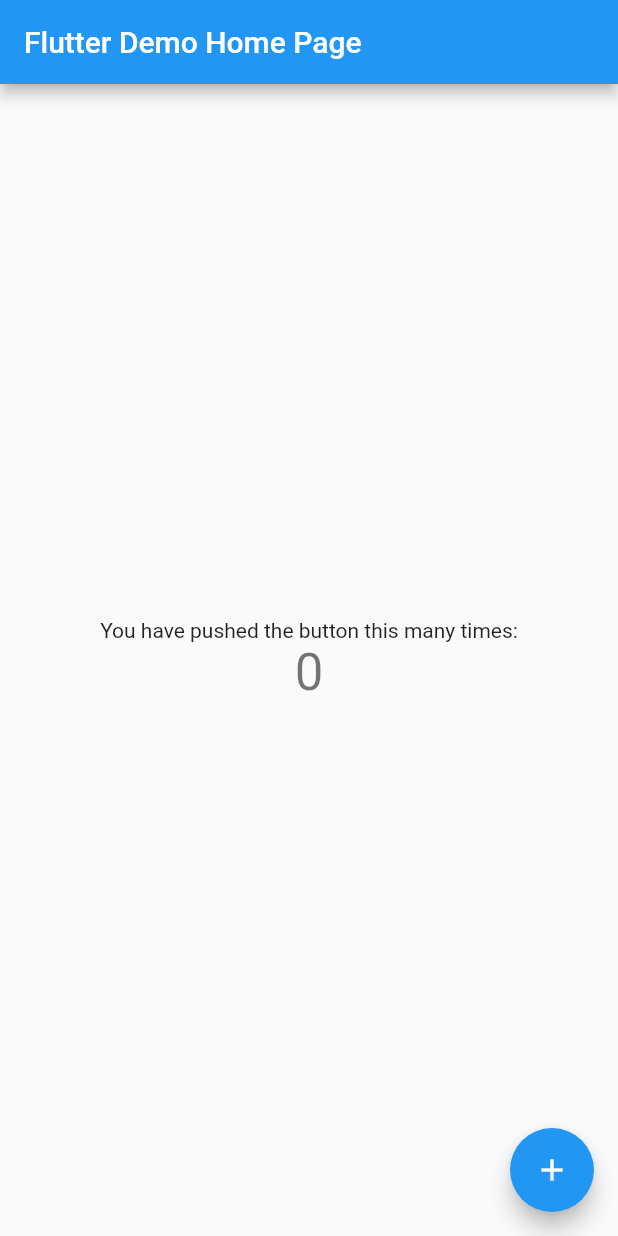
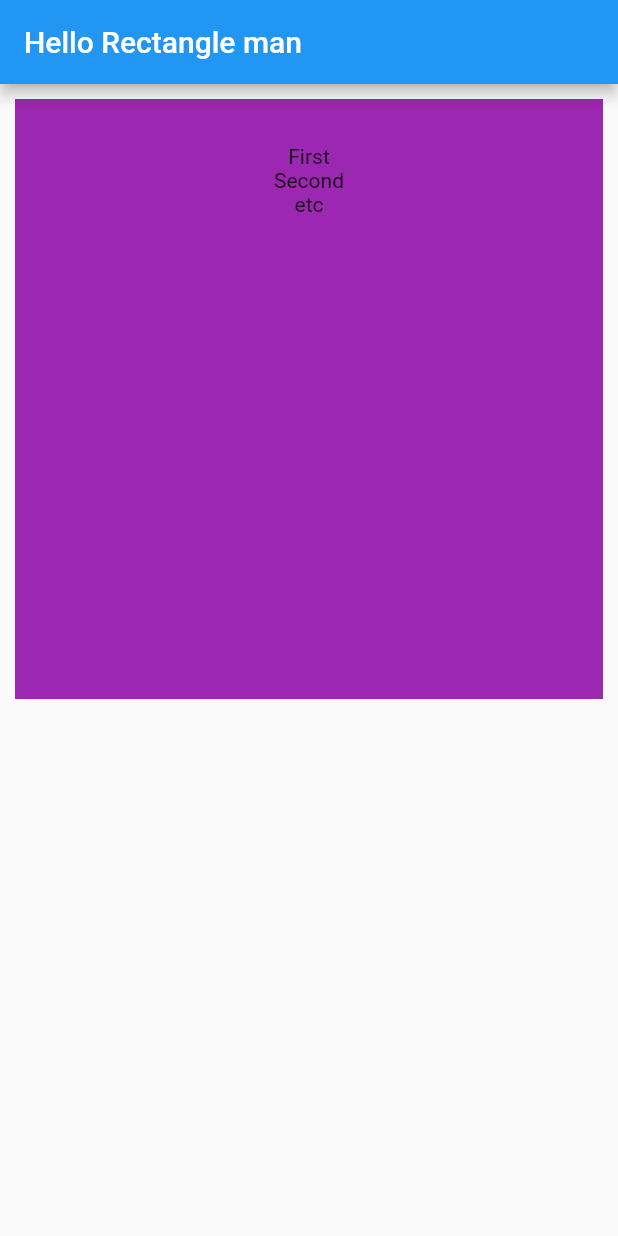
Before and after one commit to BRVWL/Flutter_app, a Flutter app: the screen it shows after launch, on a phone screen of 412 x 824 dp. Run offline on Flutter 3.47's test engine with Material 2 defaults, Android fonts, the phone set to English and light mode, and no system bars.

Commit message:
child and children

```diff
--- a/lib/main.dart
+++ b/lib/main.dart
@@ -1,111 +1,42 @@
+// Copyright 2018 The Chromium Authors. All rights reserved.
+// Use of this source code is governed by a BSD-style license that can be
+// found in the LICENSE file.
+
 import 'package:flutter/material.dart';
 
-void main() => runApp(MyApp());
+void main() {
+  runApp(
+    MaterialApp(
+      debugShowCheckedModeBanner: false,
+      title: 'Hello Rectangle yeah',
+      home: Scaffold(
+        appBar: AppBar(
+          title: Text('Hello Rectangle man'),
+        ),
+        body: HelloRectangle(),
+      ),
+    ),
+  );
+}
 
-class MyApp extends StatelessWidget {
-  // This widget is the root of your application.
+class HelloRectangle extends StatelessWidget {
   @override
   Widget build(BuildContext context) {
-    return MaterialApp(
-      title: 'Flutter Demo',
-      theme: ThemeData(
-        // This is the theme of your application.
-        //
-        // Try running your application with "flutter run". You'll see the
-        // application has a blue toolbar. Then, without quitting the app, try
-        // changing the primarySwatch below to Colors.green and then invoke
-        // "hot reload" (press "r" in the console where you ran "flutter run",
-        // or simply save your changes to "hot reload" in a Flutter IDE).
-        // Notice that the counter didn't reset back to zero; the application
-        // is not restarted.
-        primarySwatch: Colors.blue,
-      ),
-      home: MyHomePage(title: 'Flutter Demo Home Page'),
-    );
+    return container;
   }
 }
 
-class MyHomePage extends StatefulWidget {
-  MyHomePage({Key key, this.title}) : super(key: key);
-
-  // This widget is the home page of your application. It is stateful, meaning
-  // that it has a State object (defined below) that contains fields that affect
-  // how it looks.
-
-  // This class is the configuration for the state. It holds the values (in this
-  // case the title) provided by the parent (in this case the App widget) and
-  // used by the build method of the State. Fields in a Widget subclass are
-  // always marked "final".
-
-  final String title;
-
-  @override
-  _MyHomePageState createState() => _MyHomePageState();
-}
-
-class _MyHomePageState extends State<MyHomePage> {
-  int _counter = 0;
-
-  void _incrementCounter() {
-    setState(() {
-      // This call to setState tells the Flutter framework that something has
-      // changed in this State, which causes it to rerun the build method below
-      // so that the display can reflect the updated values. If we changed
-      // _counter without calling setState(), then the build method would not be
-      // called again, and so nothing would appear to happen.
-      _counter++;
-    });
-  }
-
-  @override
-  Widget build(BuildContext context) {
-    // This method is rerun every time setState is called, for instance as done
-    // by the _incrementCounter method above.
-    //
-    // The Flutter framework has been optimized to make rerunning build methods
-    // fast, so that you can just rebuild anything that needs updating rather
-    // than having to individually change instances of widgets.
-    return Scaffold(
-      appBar: AppBar(
-        // Here we take the value from the MyHomePage object that was created by
-        // the App.build method, and use it to set our appbar title.
-        title: Text(widget.title),
-      ),
-      body: Center(
-        // Center is a layout widget. It takes a single child and positions it
-        // in the middle of the parent.
-        child: Column(
-          // Column is also layout widget. It takes a list of children and
-          // arranges them vertically. By default, it sizes itself to fit its
-          // children horizontally, and tries to be as tall as its parent.
-          //
-          // Invoke "debug painting" (press "p" in the console, choose the
-          // "Toggle Debug Paint" action from the Flutter Inspector in Android
-          // Studio, or the "Toggle Debug Paint" command in Visual Studio Code)
-          // to see the wireframe for each widget.
-          //
-          // Column has various properties to control how it sizes itself and
-          // how it positions its children. Here we use mainAxisAlignment to
-          // center the children vertically; the main axis here is the vertical
-          // axis because Columns are vertical (the cross axis would be
-          // horizontal).
-          mainAxisAlignment: MainAxisAlignment.center,
-          children: <Widget>[
-            Text(
-              'You have pushed the button this many times:',
-            ),
-            Text(
-              '$_counter',
-              style: Theme.of(context).textTheme.display1,
-            ),
-          ],
-        ),
-      ),
-      floatingActionButton: FloatingActionButton(
-        onPressed: _incrementCounter,
-        tooltip: 'Increment',
-        child: Icon(Icons.add),
-      ), // This trailing comma makes auto-formatting nicer for build methods.
-    );
-  }
-}
+var container = Container(
+  color: Colors.purple,
+  width: 500,
+  height: 400,
+  margin: EdgeInsets.all(10),
+  padding: EdgeInsets.all(30),
+  child: Column(
+    children: <Widget>[
+      Text('First'),
+      Text('Second'),
+      Text('etc'),
+    ],
+  )
+);
```
Also changed, not shown: 1 other file.
